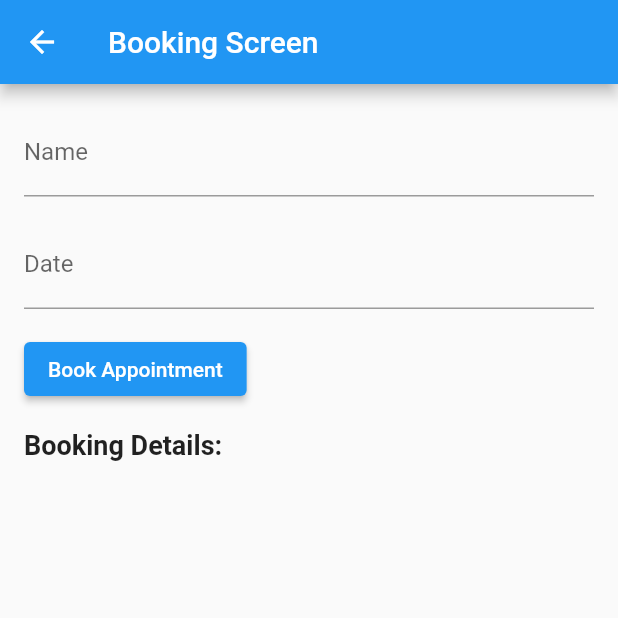
After one commit to njogubless/webdashboard, a Flutter app: the BookingScreen screen opened directly, on a phone screen of 412 x 824 dp, the top half of it. The commit adds this screen. Run offline on Flutter 3.47's test engine with Material 2 defaults, Android fonts, the phone set to English and light mode, and no system bars; our stand-ins replace cloud_firestore, email_validator, firebase_auth, firebase_core, flutter_spinkit, responsive_builder; accounts and stored records are empty.

Commit message:
added a booking and receipt screen

```diff
--- /dev/null
+++ b/lib/sections/booking /booking.dart
@@ -0,0 +1,123 @@
+import 'package:flutter/material.dart';
+
+
+class BookingScreen extends StatefulWidget {
+  @override
+  _BookingScreenState createState() => _BookingScreenState();
+}
+
+class _BookingScreenState extends State<BookingScreen> {
+  String bookingDetails = '';
+  TextEditingController nameController = TextEditingController();
+  TextEditingController dateController = TextEditingController();
+
+  void bookAppointment() {
+    setState(() {
+      String name = nameController.text;
+      String date = dateController.text;
+      bookingDetails = 'Name: $name\nDate: $date';
+    });
+  }
+
+  @override
+  Widget build(BuildContext context) {
+    return Scaffold(
+      appBar: AppBar(
+        title: Text('Booking Screen'),
+      ),
+      body: Padding(
+        padding: const EdgeInsets.all(16.0),
+        child: Column(
+          crossAxisAlignment: CrossAxisAlignment.start,
+          children: [
+            TextField(
+              controller: nameController,
+              decoration: InputDecoration(
+                labelText: 'Name',
+              ),
+            ),
+            SizedBox(height: 16.0),
+            TextField(
+              controller: dateController,
+              decoration: InputDecoration(
+                labelText: 'Date',
+              ),
+            ),
+            SizedBox(height: 16.0),
+            ElevatedButton(
+              onPressed: bookAppointment,
+              child: Text('Book Appointment'),
+            ),
+            SizedBox(height: 16.0),
+            Text(
+              'Booking Details:',
+              style: TextStyle(fontSize: 18.0, fontWeight: FontWeight.bold),
+            ),
+            SizedBox(height: 8.0),
+            Text(bookingDetails),
+          ],
+        ),
+      ),
+    );
+  }
+}
+
+class ReceiptScreen extends StatelessWidget {
+  final String bookingDetails;
+
+  ReceiptScreen({required this.bookingDetails});
+
+  @override
+  Widget build(BuildContext context) {
+    return Scaffold(
+      appBar: AppBar(
+        title: Text('Receipt Screen'),
+      ),
+      body: Padding(
+        padding: const EdgeInsets.all(16.0),
+        child: Column(
+          crossAxisAlignment: CrossAxisAlignment.start,
+          children: [
+            Text(
+              'Booking Details:',
+              style: TextStyle(fontSize: 18.0, fontWeight: FontWeight.bold),
+            ),
+            SizedBox(height: 8.0),
+            Text(bookingDetails),
+            SizedBox(height: 16.0),
+            Text(
+              'Payment Details:',
+              style: TextStyle(fontSize: 18.0, fontWeight: FontWeight.bold),
+            ),
+            SizedBox(height: 8.0),
+            // Add payment details here
+
+          ],
+        ),
+      ),
+    );
+  }
+}
+
+void main() {
+  runApp(MyApp());
+}
+
+class MyApp extends StatelessWidget {
+  @override
+  Widget build(BuildContext context) {
+    return MaterialApp(
+      title: 'Booking App',
+      theme: ThemeData(
+        primarySwatch: Colors.blue,
+      ),
+      initialRoute: '/',
+      routes: {
+        '/': (context) => BookingScreen(),
+        '/receipt': (context) => ReceiptScreen(
+              bookingDetails: ModalRoute.of(context)!.settings.arguments as String,
+            ),
+      },
+    );
+  }
+}
--- a/lib/sections/dashboard/dashboard_screen.dart
+++ b/lib/sections/dashboard/dashboard_screen.dart
@@ -1,4 +1,5 @@
 import 'package:flutter/material.dart';
+import 'package:responsive_builder/responsive_builder.dart';
 
 class DashboardScreen extends StatelessWidget {
   @override
@@ -59,7 +60,7 @@ class MainContent extends StatelessWidget {
   @override
   Widget build(BuildContext context) {
     return ResponsiveBuilder(
-      builder: (BuildContext context, SizingInformation sizingInformation) {
+      builder: (BuildContext context, sizingInformation) {
         if (sizingInformation.isDesktop) {
           return Container(
             padding: EdgeInsets.all(16.0),
@@ -94,6 +95,7 @@ class MainContent extends StatelessWidget {
   }
 }
 
+
 void main() {
   runApp(MaterialApp(
     home: DashboardScreen(),
```
